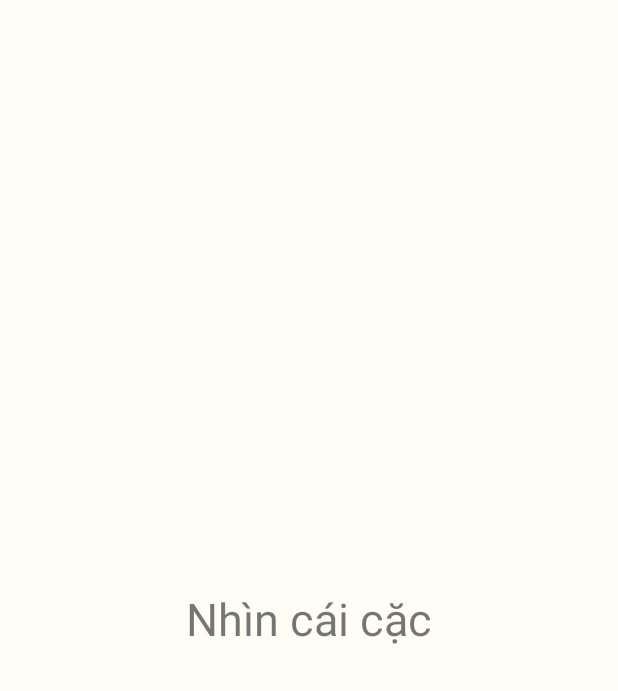
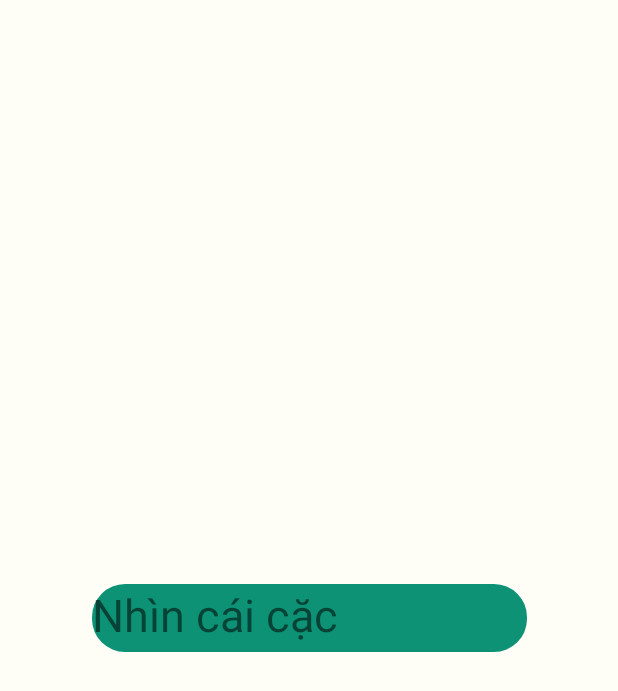
Before and after one commit to xilhwrd/Plant_Library, an Android app: the MainActivity screen opened directly, with no data from a screen before it, on a phone screen of 412 x 824 dp. Shown: the top 691 px of the screen. Run offline under Robolectric (Android 15) with nearby library versions, the phone set to English and light mode, and no system bars; our stand-ins replace Firebase (no records; nobody signed in at launch, a user with empty details on screens opened directly).

Commit message:
update login signup google authentication action secondtime

```diff
--- a/app/src/main/java/com/example/plant_library/Activity/MainActivity.java
+++ b/app/src/main/java/com/example/plant_library/Activity/MainActivity.java
@@ -1,15 +1,30 @@
 package com.example.plant_library.Activity;
 
 import androidx.appcompat.app.AppCompatActivity;
+
+import android.content.Intent;
 import android.os.Bundle;
+import android.view.View;
+import android.widget.TextView;
 
 import com.example.plant_library.R;
+import com.google.firebase.auth.FirebaseAuth;
 
 public class MainActivity extends AppCompatActivity {
-
+    private TextView tvMain;
     @Override
     protected void onCreate(Bundle savedInstanceState) {
         super.onCreate(savedInstanceState);
         setContentView(R.layout.activity_main);
+
+        tvMain = findViewById(R.id.tv_main);
+        tvMain.setOnClickListener(new View.OnClickListener() {
+            @Override
+            public void onClick(View v) {
+                FirebaseAuth.getInstance().signOut();
+                Intent i = new Intent(MainActivity.this, SignUpActivity.class);
+                startActivity(i);
+            }
+        });
     }
 }
--- a/app/src/main/java/com/example/plant_library/Activity/SignUpActivity.java
+++ b/app/src/main/java/com/example/plant_library/Activity/SignUpActivity.java
@@ -140,8 +140,9 @@ public class SignUpActivity extends AppCompatActivity {
                 prgSignUp.setVisibility(View.GONE);
                 Intent i = new Intent(SignUpActivity.this, MainActivity.class);
                 startActivity(i);
+                finish();
             } catch (ApiException e) {
-                // Đăng nhập thất bại
+                prgSignUp.setVisibility(View.GONE);
             }
         }
     }
--- a/app/src/main/res/layout/activity_main.xml
+++ b/app/src/main/res/layout/activity_main.xml
@@ -8,6 +8,8 @@
     android:background="@color/bg"
     tools:context=".Activity.MainActivity">
     <TextView
+        android:id="@+id/tv_main"
+        android:background="@drawable/bg_button_signup"
       android:layout_width="wrap_content"
       android:layout_height="wrap_content"
       android:text="Nhìn cái cặc"
--- a/app/src/main/res/layout/activity_sign_up_acitivity.xml
+++ b/app/src/main/res/layout/activity_sign_up_acitivity.xml
@@ -176,8 +176,8 @@
         android:layout_height="wrap_content"/>
 
     <ImageButton
+        android:id="@+id/google_SignIn"
         android:padding="15dp"
-        android:id="@+id/google_SignIn"
         android:layout_width="50dp"
         android:layout_height="50dp"
         android:layout_below="@id/tv_or"
--- a/app/src/main/res/layout/fragment_login1.xml
+++ b/app/src/main/res/layout/fragment_login1.xml
@@ -115,8 +115,9 @@
 
     <ImageButton
         android:id="@+id/google_img"
-        android:layout_width="25dp"
-        android:layout_height="25dp"
+        android:padding="15dp"
+        android:layout_width="50dp"
+        android:layout_height="50dp"
         android:layout_below="@id/relative_layout_line"
         android:layout_centerInParent="true"
         android:layout_marginTop="20dp"
```
Also changed, not shown: app/src/main/java/com/example/plant_library/Fragment/LoginFragment1.java (+6 -4 lines).
